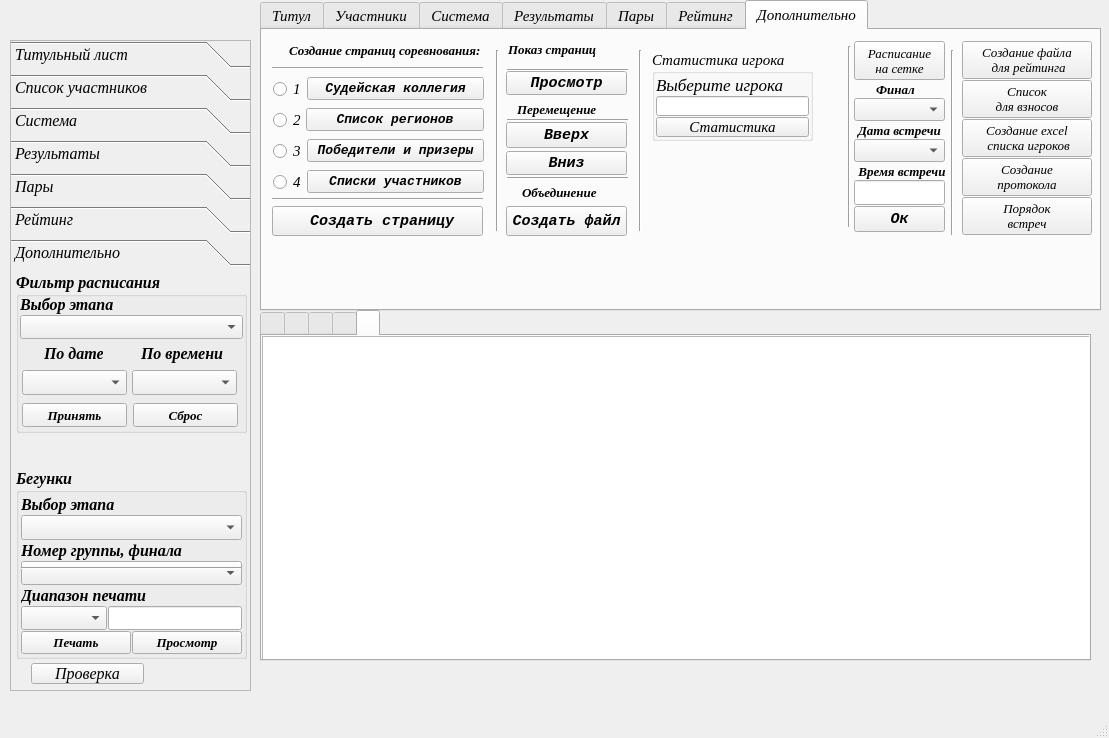
The window that UI/main_window.ui (Kaspar0810/Competitions_TT) describes before a commit, drawn with Qt 5.
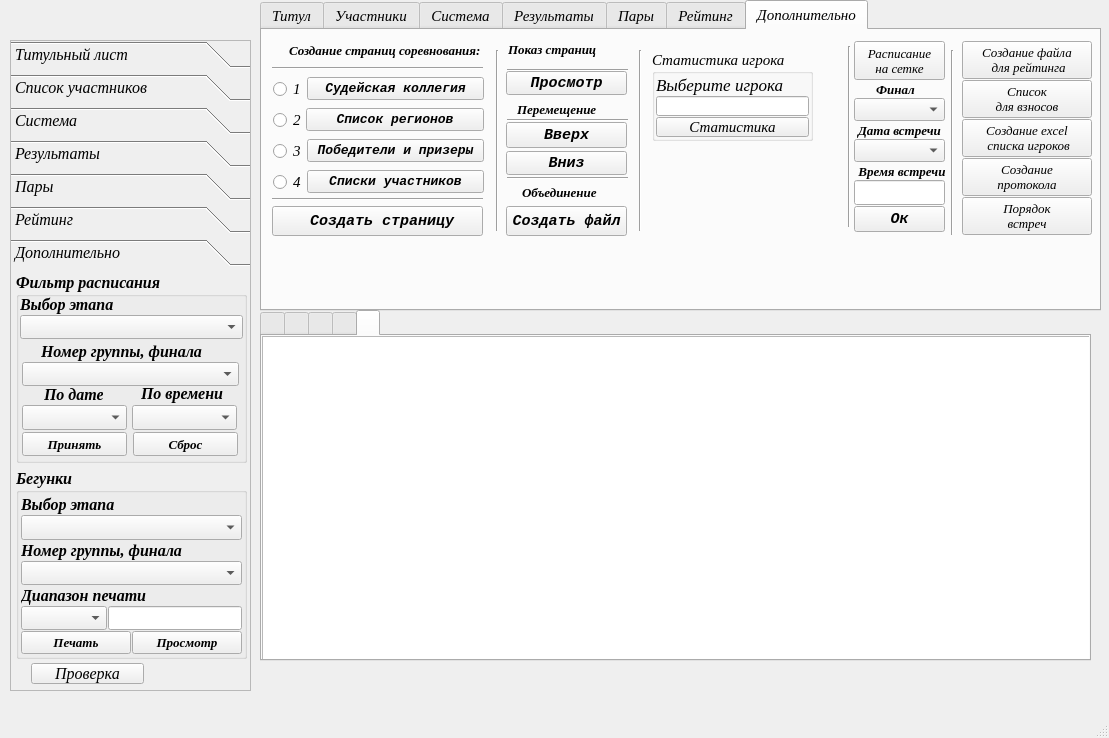
The same window after the commit. Icons and pictures are not drawn.

The edit to the form file:
```diff
--- a/UI/main_window.ui
+++ b/UI/main_window.ui
@@ -7402,19 +7402,6 @@
        </item>
       </layout>
      </widget>
-     <widget class="Line" name="line_3">
-      <property name="geometry">
-       <rect>
-        <x>10</x>
-        <y>288</y>
-        <width>221</width>
-        <height>16</height>
-       </rect>
-      </property>
-      <property name="orientation">
-       <enum>Qt::Horizontal</enum>
-      </property>
-     </widget>
      <widget class="QPushButton" name="Button_proba">
       <property name="geometry">
        <rect>
@@ -7434,7 +7421,7 @@
         <x>5</x>
         <y>0</y>
         <width>231</width>
-        <height>161</height>
+        <height>191</height>
        </rect>
       </property>
       <property name="font">
@@ -7482,7 +7469,7 @@
        <property name="geometry">
         <rect>
          <x>28</x>
-         <y>72</y>
+         <y>113</y>
          <width>59</width>
          <height>20</height>
         </rect>
@@ -7501,7 +7488,7 @@
        <property name="geometry">
         <rect>
          <x>125</x>
-         <y>72</y>
+         <y>112</y>
          <width>82</width>
          <height>19</height>
         </rect>
@@ -7520,7 +7507,7 @@
        <property name="geometry">
         <rect>
          <x>6</x>
-         <y>98</y>
+         <y>133</y>
          <width>105</width>
          <height>25</height>
         </rect>
@@ -7536,7 +7523,7 @@
        <property name="geometry">
         <rect>
          <x>116</x>
-         <y>98</y>
+         <y>133</y>
          <width>105</width>
          <height>25</height>
         </rect>
@@ -7546,7 +7533,7 @@
        <property name="geometry">
         <rect>
          <x>6</x>
-         <y>131</y>
+         <y>160</y>
          <width>105</width>
          <height>24</height>
         </rect>
@@ -7572,7 +7559,7 @@
        <property name="geometry">
         <rect>
          <x>117</x>
-         <y>131</y>
+         <y>160</y>
          <width>105</width>
          <height>24</height>
         </rect>
@@ -7594,6 +7581,67 @@
         <string>Сброс</string>
        </property>
       </widget>
+      <widget class="Line" name="line_22">
+       <property name="geometry">
+        <rect>
+         <x>9</x>
+         <y>357</y>
+         <width>221</width>
+         <height>16</height>
+        </rect>
+       </property>
+       <property name="orientation">
+        <enum>Qt::Horizontal</enum>
+       </property>
+      </widget>
+      <widget class="QLabel" name="label_92">
+       <property name="geometry">
+        <rect>
+         <x>25</x>
+         <y>70</y>
+         <width>181</width>
+         <height>19</height>
+        </rect>
+       </property>
+       <property name="font">
+        <font>
+         <family>Times New Roman</family>
+         <italic>true</italic>
+        </font>
+       </property>
+       <property name="text">
+        <string>Номер группы, финала</string>
+       </property>
+      </widget>
+      <widget class="QComboBox" name="comboBox_select_group_schedule">
+       <property name="geometry">
+        <rect>
+         <x>6</x>
+         <y>90</y>
+         <width>217</width>
+         <height>24</height>
+        </rect>
+       </property>
+       <property name="editable">
+        <bool>false</bool>
+       </property>
+       <property name="insertPolicy">
+        <enum>QComboBox::InsertAlphabetically</enum>
+       </property>
+      </widget>
+     </widget>
+     <widget class="Line" name="line_21">
+      <property name="geometry">
+       <rect>
+        <x>139</x>
+        <y>567</y>
+        <width>221</width>
+        <height>16</height>
+       </rect>
+      </property>
+      <property name="orientation">
+       <enum>Qt::Horizontal</enum>
+      </property>
      </widget>
     </widget>
    </widget>
```
Left out of the diff: 26 changed lines with no effect on the pictures.
